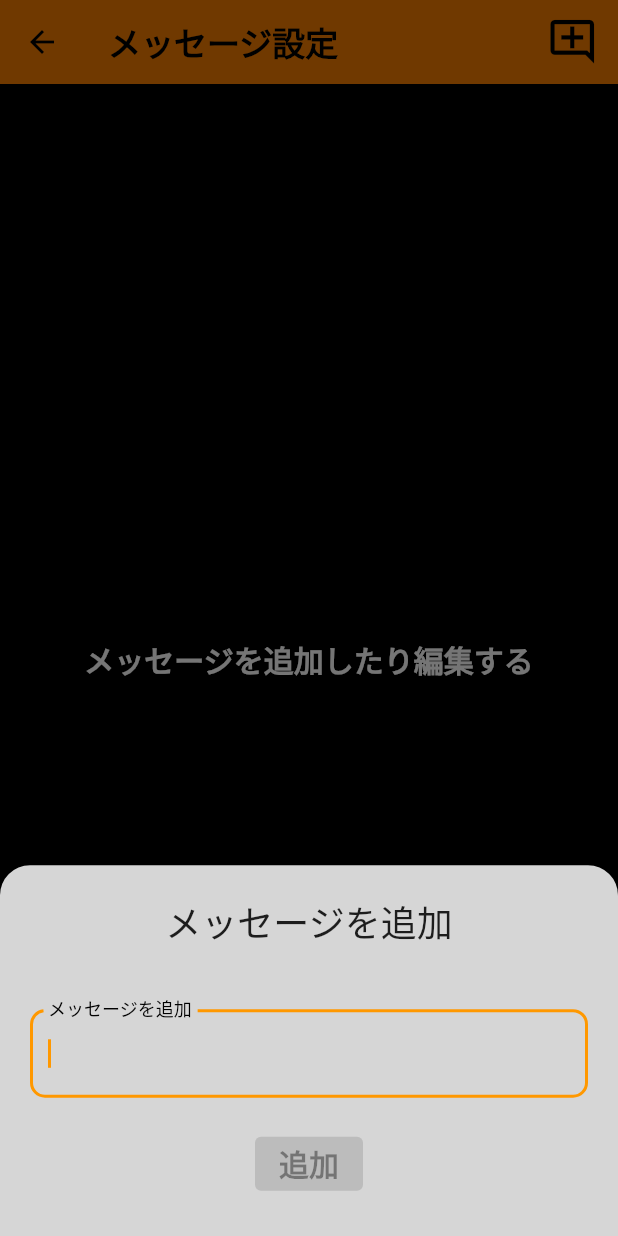
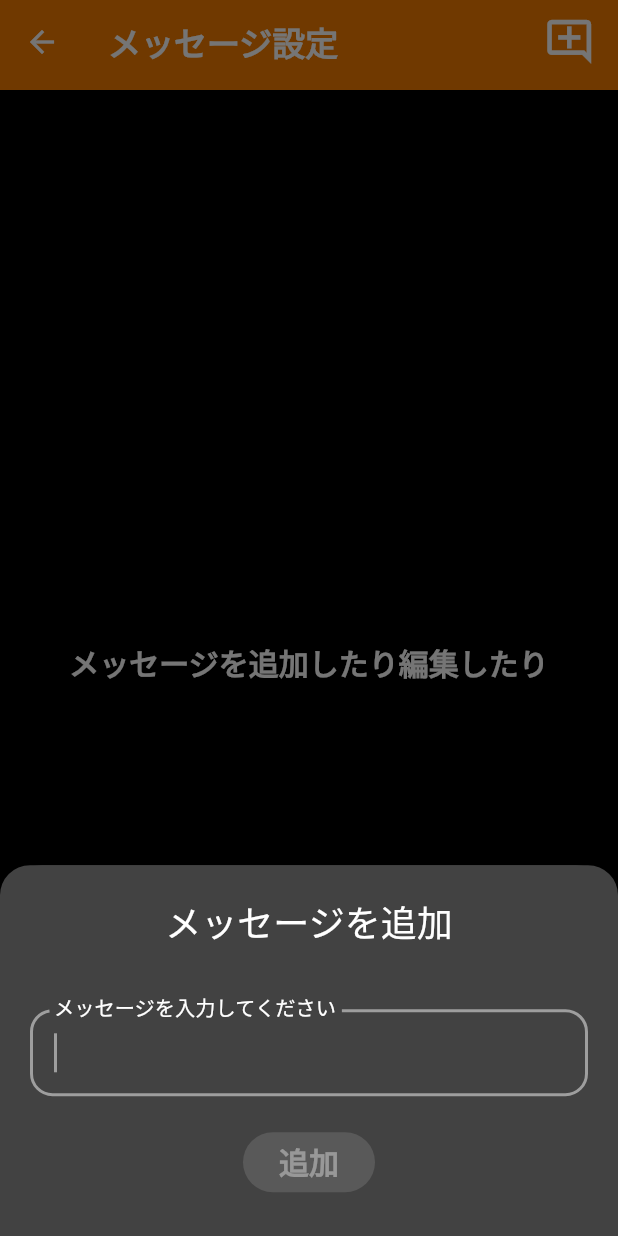
Before and after one commit to Akihi-Sumi/GraduateProject, a Flutter app: the EditMessagePage screen opened directly, after a tap on the "add comment" icon, on a phone screen of 412 x 824 dp. Run offline on Flutter 3.47's test engine with Material 2 defaults, Android fonts, the phone set to English and light mode, and no system bars; our stand-ins replace auto_route, qr_flutter; missing offline and left inert: qr_code_scanner.

Commit message:
material design3

```diff
--- a/lib/router/app_router.dart
+++ b/lib/router/app_router.dart
@@ -1,5 +1,6 @@
 import 'package:auto_route/auto_route.dart';
 import 'package:flutter/material.dart';
+import 'package:graduate_app/ui/friends_screen.dart';
 import 'package:graduate_app/ui/home_screen.dart';
 import 'package:graduate_app/ui/main_screen.dart';
 import 'package:graduate_app/ui/settings/address.dart';
@@ -7,7 +8,6 @@
 import 'package:graduate_app/ui/settings/mypage.dart';
 import 'package:graduate_app/ui/settings/survival_kit.dart';
 import 'package:graduate_app/ui/settings_screen.dart';
-import 'package:graduate_app/ui/weather_earthquake.dart';
 
 part 'app_router.gr.dart';
 
@@ -25,8 +25,8 @@
                 page: HomeScreenRoute.page,
               ),
               AutoRoute(
-                path: 'weather',
-                page: WeatherRoute.page,
+                path: 'friends',
+                page: FriendsRoute.page,
               ),
               AutoRoute(
                   path: 'settings',
--- a/lib/ui/home_screen.dart
+++ b/lib/ui/home_screen.dart
@@ -8,7 +8,9 @@
   @override
   Widget build(BuildContext context) {
     return Scaffold(
-      appBar: AppBar(
+      appBar: PreferredSize(
+        preferredSize: const Size.fromHeight(60),
+        child: AppBar(
           title: const Text(
             "ホーム",
             style: TextStyle(
@@ -17,6 +19,7 @@
             ),
           ),
           backgroundColor: Colors.orange.shade700,
+        ),
       ),
       body: Container(
         width: double.infinity,
--- a/lib/ui/settings/edit_message.dart
+++ b/lib/ui/settings/edit_message.dart
@@ -28,8 +28,10 @@
     return GestureDetector(
       onTap: () => _animationController.reverse(),
       child: Scaffold(
-        backgroundColor: Colors.black,
-        appBar: AppBar(
+        resizeToAvoidBottomInset: false,
+        appBar: PreferredSize(
+          preferredSize: const Size.fromHeight(60),
+          child: AppBar(
             title: const Text(
               "メッセージ設定",
               style: TextStyle(
@@ -50,9 +52,8 @@
                     isScrollControlled: true,
                     builder: (BuildContext context) {
                       return Container(
-                      //height: 350,
                         decoration: const BoxDecoration(
-                        color: Color(0xFFD6D6D6),
+                          color: Color(0xFF424242),
                           borderRadius: BorderRadius.only(
                             topLeft: Radius.circular(20),
                             topRight: Radius.circular(20),
@@ -67,19 +68,23 @@
             ],
             backgroundColor: Colors.orange.shade700,
           ),
-        body: Container(
-          width: double.infinity,
-          height: double.infinity,
-          color: Colors.black,
+        ),
+        body: Column(
+          mainAxisAlignment: MainAxisAlignment.center,
+          children: [
+            SingleChildScrollView(
               child: Center(
                 child: Text(
-              "メッセージを追加したり編集する",
+                  "メッセージを追加したり編集したり",
                   style: TextStyle(
                     color: Colors.white,
                     fontWeight: FontWeight.bold,
-                  fontSize: 20),
+                    fontSize: 20,
                   ),
                 ),
+              ),
+            )
+          ],
         ),
       ),
     );
--- a/lib/ui/settings_screen.dart
+++ b/lib/ui/settings_screen.dart
@@ -14,8 +14,9 @@
   @override
   Widget build(BuildContext context) {
     return Scaffold(
-      backgroundColor: Colors.black,
-      appBar: AppBar(
+      appBar: PreferredSize(
+        preferredSize: const Size.fromHeight(60),
+        child: AppBar(
           title: const Text(
             "設定",
             style: TextStyle(
@@ -24,6 +25,7 @@
             ),
           ),
           backgroundColor: Colors.orange.shade700,
+        ),
       ),
       body: Center(
         child: Column(
--- a/lib/widget/modal_window.dart
+++ b/lib/widget/modal_window.dart
@@ -8,17 +8,15 @@
 }
 
 class _ModalWindowState extends State<ModalWindow> {
-  bool isDispayKeybord = false;
+  bool isDisplayKeyboard = false;
   bool isButtonActive = true;
   TextEditingController controller = TextEditingController();
-  final FocusNode _focusUserId = FocusNode();
-  final FocusNode _focusPassword = FocusNode();
+  final FocusNode _focusTextField = FocusNode();
 
   @override
   void initState() {
     super.initState();
-    _focusUserId.addListener(() => _onFocusChange(_focusUserId));
-    _focusPassword.addListener(() => _onFocusChange(_focusPassword));
+    _focusTextField.addListener(() => _onFocusChange(_focusTextField));
 
     controller.addListener(() {
       final isButtonActive = controller.text.isNotEmpty;
@@ -35,9 +33,9 @@
   void _onFocusChange(FocusNode focus) {
     setState(() {
       if (focus.hasFocus) {
-        isDispayKeybord = true;
+        isDisplayKeyboard = true;
       } else {
-        isDispayKeybord = false;
+        isDisplayKeyboard = false;
       }
     });
   }
@@ -45,7 +43,7 @@
   @override
   Widget build(BuildContext context) {
     return SizedBox(
-      height: isDispayKeybord
+      height: isDisplayKeyboard
           ? MediaQuery.of(context).size.height * 0.3
           : MediaQuery.of(context).size.height * 0.3,
       child: Column(
@@ -62,15 +60,21 @@
             child: TextField(
               controller: controller,
               autofocus: true,
-              focusNode: _focusUserId,
+              focusNode: _focusTextField,
               decoration: const InputDecoration(
-                labelText: 'メッセージを追加',
-                labelStyle: TextStyle(
-                  color: Colors.black,
+                labelText: 'メッセージを入力してください',
+                labelStyle: TextStyle(color: Colors.white, fontSize: 18),
+                border: OutlineInputBorder(
+                  borderRadius: BorderRadius.all(Radius.circular(15.0)),
                 ),
-                border: OutlineInputBorder(
-                  borderRadius: BorderRadius.all(Radius.circular(10.0)),
+                enabledBorder: OutlineInputBorder(
+                  borderRadius: BorderRadius.all(Radius.circular(15.0)),
+                  borderSide: BorderSide(color: Colors.grey),
                 ),
+              ),
+              style: const TextStyle(
+                color: Colors.white,
+                fontSize: 22,
               ),
               onChanged: (value) {
                 setState(() {
@@ -80,6 +84,10 @@
             ),
           ),
           ElevatedButton(
+            style: ElevatedButton.styleFrom(
+              backgroundColor: Colors.orange.shade500,
+              foregroundColor: Colors.black,
+            ),
             onPressed: isButtonActive
                 ? () => {
                       setState(() => isButtonActive = false),
```
Also changed, not shown: lib/main.dart (+9 -3 lines), lib/ui/friends_screen.dart (renamed from lib/ui/weather_earthquake.dart, +13 -10 lines), lib/ui/main_screen.dart (+21 -18 lines), lib/ui/settings/mypage.dart (+14 -10 lines), lib/ui/settings/survival_kit.dart (+1 -9 lines), lib/router/app_router.gr.dart. Lines whose indentation alone changed are shown as unchanged.
